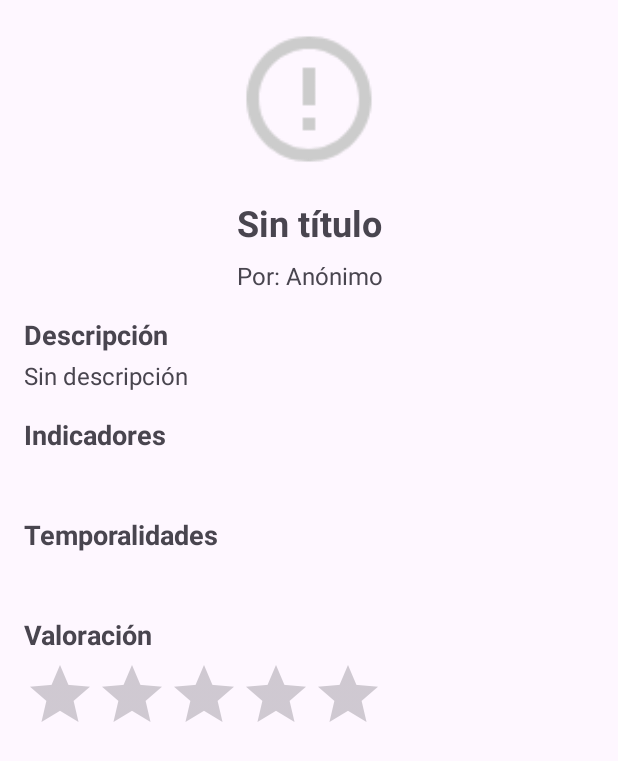
After one commit to Sitodine99/MindTrade, an Android app: the StrategyDetailActivity screen opened directly, with no data from a screen before it, on a phone screen of 412 x 824 dp. The commit adds this screen. Shown: the top 761 px of the screen. Run offline under Robolectric (Android 15) with nearby library versions, the phone set to English and light mode, and no system bars.

Commit message:
Registro de estrategias

```diff
--- a/app/build.gradle.kts
+++ b/app/build.gradle.kts
@@ -77,7 +77,7 @@ dependencies {
     implementation("com.google.firebase:firebase-auth:21.0.1")
     implementation("com.google.android.gms:play-services-auth:20.1.0")
 
-
-
+    implementation("com.github.bumptech.glide:glide:4.15.1")
+    annotationProcessor("com.github.bumptech.glide:compiler:4.15.1")
 
 }
--- a/app/src/main/AndroidManifest.xml
+++ b/app/src/main/AndroidManifest.xml
@@ -12,6 +12,9 @@
         android:supportsRtl="true"
         android:theme="@style/Theme.MindTrade"
         tools:targetApi="31">
+        <activity
+            android:name=".StrategyDetailActivity"
+            android:exported="false" />
         <activity
             android:name=".RegisterStrategyActivity"
             android:exported="false" />
@@ -60,6 +63,7 @@
             android:name=".MainActivity"
             android:exported="true"
             android:theme="@style/Theme.MindTrade" />
+
     </application>
 
 </manifest>
--- /dev/null
+++ b/app/src/main/java/com/example/mindtrade/StrategyDetailActivity.kt
@@ -0,0 +1,71 @@
+package com.example.mindtrade
+
+import android.os.Bundle
+import android.widget.ImageView
+import android.widget.RatingBar
+import android.widget.TextView
+import androidx.appcompat.app.AppCompatActivity
+import com.bumptech.glide.Glide
+import com.example.mindtrade.R
+
+class StrategyDetailActivity : AppCompatActivity() {
+
+    private lateinit var avatarImageView: ImageView
+    private lateinit var strategyTitleTextView: TextView
+    private lateinit var strategyAuthorTextView: TextView
+    private lateinit var strategyDescriptionTextView: TextView
+    private lateinit var strategyIndicatorsTextView: TextView
+    private lateinit var strategyTimeframesTextView: TextView
+    private lateinit var strategyRatingBar: RatingBar
+
+    override fun onCreate(savedInstanceState: Bundle?) {
+        super.onCreate(savedInstanceState)
+        setContentView(R.layout.activity_strategy_detail)
+
+        // Vincular vistas
+        avatarImageView = findViewById(R.id.avatarImageView)
+        strategyTitleTextView = findViewById(R.id.strategyTitleTextView)
+        strategyAuthorTextView = findViewById(R.id.strategyAuthorTextView)
+        strategyDescriptionTextView = findViewById(R.id.strategyDescriptionTextView)
+        strategyIndicatorsTextView = findViewById(R.id.strategyIndicatorsTextView)
+        strategyTimeframesTextView = findViewById(R.id.strategyTimeframesTextView)
+        strategyRatingBar = findViewById(R.id.strategyRatingBar)
+
+        // Obtener datos del Intent
+        val strategyTitle = intent.getStringExtra("strategyTitle") ?: "Sin título"
+        val strategyDescription = intent.getStringExtra("strategyDescription") ?: "Sin descripción"
+        val strategyAuthor = intent.getStringExtra("strategyAuthor") ?: "Anónimo"
+        val strategyAvatarName = intent.getStringExtra("strategyAvatarName") ?: "default_avatar"
+        val strategyIndicators = intent.getStringArrayExtra("strategyIndicators") ?: arrayOf()
+        val strategyTimeframes = intent.getStringArrayExtra("strategyTimeframes") ?: arrayOf()
+        val strategyRating = intent.getDoubleExtra("strategyRating", 0.0)
+
+        // Mostrar los datos en la UI
+        strategyTitleTextView.text = strategyTitle
+        strategyAuthorTextView.text = "Por: $strategyAuthor"
+        strategyDescriptionTextView.text = strategyDescription
+        strategyIndicatorsTextView.text = strategyIndicators.joinToString(", ")
+        strategyTimeframesTextView.text = strategyTimeframes.joinToString(", ")
+        strategyRatingBar.rating = strategyRating.toFloat()
+
+        // Cargar el avatar
+        val avatarResId = getAvatarResource(strategyAvatarName)
+        Glide.with(this)
+            .load(avatarResId)
+            .circleCrop()
+            .into(avatarImageView)
+    }
+
+    private fun getAvatarResource(avatarName: String): Int {
+        return when (avatarName) {
+            "avatar_hombre" -> R.drawable.avatarhombre
+            "avatar_mujer" -> R.drawable.avatarmujer
+            "avatar_bebe" -> R.drawable.avatarbebe
+            "avatar_alien" -> R.drawable.avataralien
+            "avatar_frankenstein" -> R.drawable.avatarfrankenstein
+            "avatar_lobo" -> R.drawable.avatarlobo
+            "avatar_vampira" -> R.drawable.avatarvampira
+            else -> R.drawable.ic_placeholder
+        }
+    }
+}
--- /dev/null
+++ b/app/src/main/res/layout/activity_strategy_detail.xml
@@ -0,0 +1,110 @@
+<ScrollView xmlns:android="http://schemas.android.com/apk/res/android"
+    android:layout_width="match_parent"
+    android:layout_height="match_parent"
+    android:padding="16dp">
+
+    <LinearLayout
+        android:layout_width="match_parent"
+        android:layout_height="wrap_content"
+        android:orientation="vertical">
+
+        <!-- Imagen del avatar -->
+        <ImageView
+            android:id="@+id/avatarImageView"
+            android:layout_width="100dp"
+            android:layout_height="100dp"
+            android:layout_gravity="center_horizontal"
+            android:src="@drawable/ic_placeholder"
+            android:scaleType="centerCrop"
+            android:layout_marginBottom="16dp" />
+
+        <!-- Título de la estrategia -->
+        <TextView
+            android:id="@+id/strategyTitleTextView"
+            android:layout_width="match_parent"
+            android:layout_height="wrap_content"
+            android:text="Título de la Estrategia"
+            android:textSize="24sp"
+            android:textStyle="bold"
+            android:gravity="center"
+            android:layout_marginBottom="8dp" />
+
+        <!-- Autor de la estrategia -->
+        <TextView
+            android:id="@+id/strategyAuthorTextView"
+            android:layout_width="match_parent"
+            android:layout_height="wrap_content"
+            android:text="Por: Autor"
+            android:gravity="center"
+            android:textSize="16sp"
+            android:layout_marginBottom="16dp" />
+
+        <!-- Descripción -->
+        <TextView
+            android:layout_width="wrap_content"
+            android:layout_height="wrap_content"
+            android:text="Descripción"
+            android:textSize="18sp"
+            android:textStyle="bold"
+            android:layout_marginBottom="4dp" />
+
+        <TextView
+            android:id="@+id/strategyDescriptionTextView"
+            android:layout_width="match_parent"
+            android:layout_height="wrap_content"
+            android:text="Descripción de la estrategia"
+            android:textSize="16sp"
+            android:layout_marginBottom="16dp" />
+
+        <!-- Indicadores -->
+        <TextView
+            android:layout_width="wrap_content"
+            android:layout_height="wrap_content"
+            android:text="Indicadores"
+            android:textSize="18sp"
+            android:textStyle="bold"
+            android:layout_marginBottom="4dp" />
+
+        <TextView
+            android:id="@+id/strategyIndicatorsTextView"
+            android:layout_width="match_parent"
+            android:layout_height="wrap_content"
+            android:text="Indicadores de la estrategia"
+            android:textSize="16sp"
+            android:layout_marginBottom="16dp" />
+
+        <!-- Temporalidades -->
+        <TextView
+            android:layout_width="wrap_content"
+            android:layout_height="wrap_content"
+            android:text="Temporalidades"
+            android:textSize="18sp"
+            android:textStyle="bold"
+            android:layout_marginBottom="4dp" />
+
+        <TextView
+            android:id="@+id/strategyTimeframesTextView"
+            android:layout_width="match_parent"
+            android:layout_height="wrap_content"
+            android:text="Temporalidades utilizadas"
+            android:textSize="16sp"
+            android:layout_marginBottom="16dp" />
+
+        <!-- Valoración -->
+        <TextView
+            android:layout_width="wrap_content"
+            android:layout_height="wrap_content"
+            android:text="Valoración"
+            android:textSize="18sp"
+            android:textStyle="bold"
+            android:layout_marginBottom="4dp" />
+
+        <RatingBar
+            android:id="@+id/strategyRatingBar"
+            android:layout_width="wrap_content"
+            android:layout_height="wrap_content"
+            android:numStars="5"
+            android:stepSize="0.5"
+            android:isIndicator="true" />
+    </LinearLayout>
+</ScrollView>
--- a/app/src/main/res/values/strings.xml
+++ b/app/src/main/res/values/strings.xml
@@ -118,6 +118,4 @@
     </string-array>
 
 
-
-
 </resources>
```
Also changed, not shown: app/src/main/java/com/example/mindtrade/MainActivity.kt (+48 -3 lines), app/src/main/java/com/example/mindtrade/RegisterStrategyActivity.kt (+49 -5 lines), app/src/main/java/com/example/mindtrade/StrategyAdapter.kt (added, +86 -0 lines), app/src/main/java/model/Strategy.kt (added, +14 -0 lines), app/src/main/res/layout/item_strategy.xml (added, +50 -0 lines).
